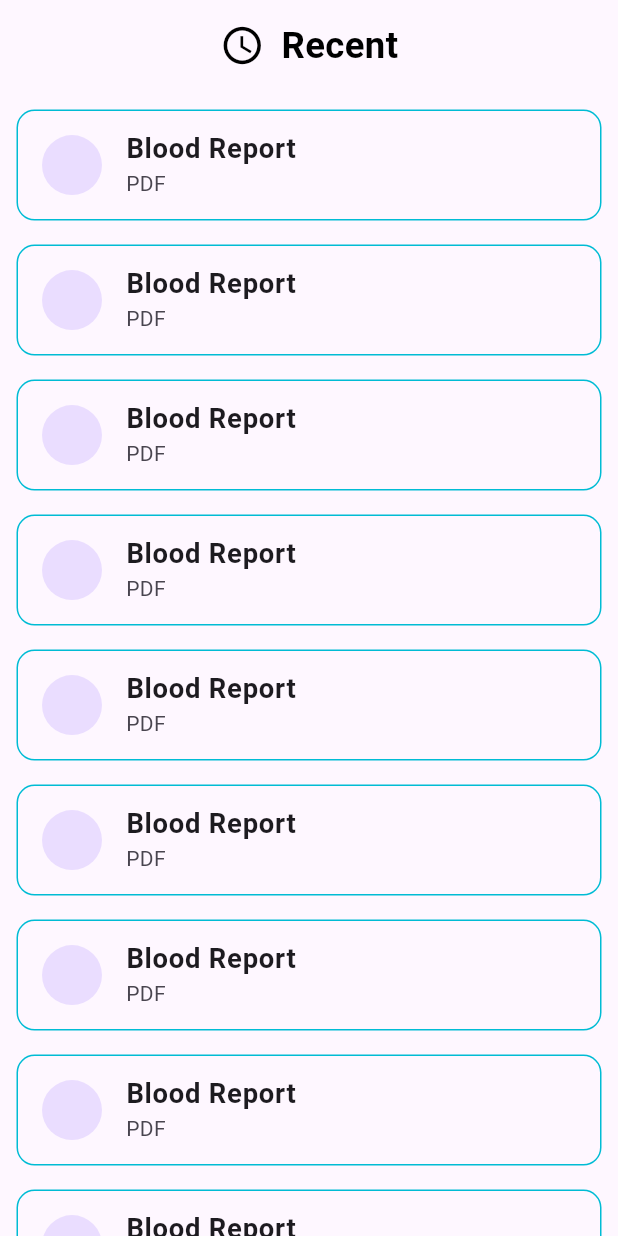
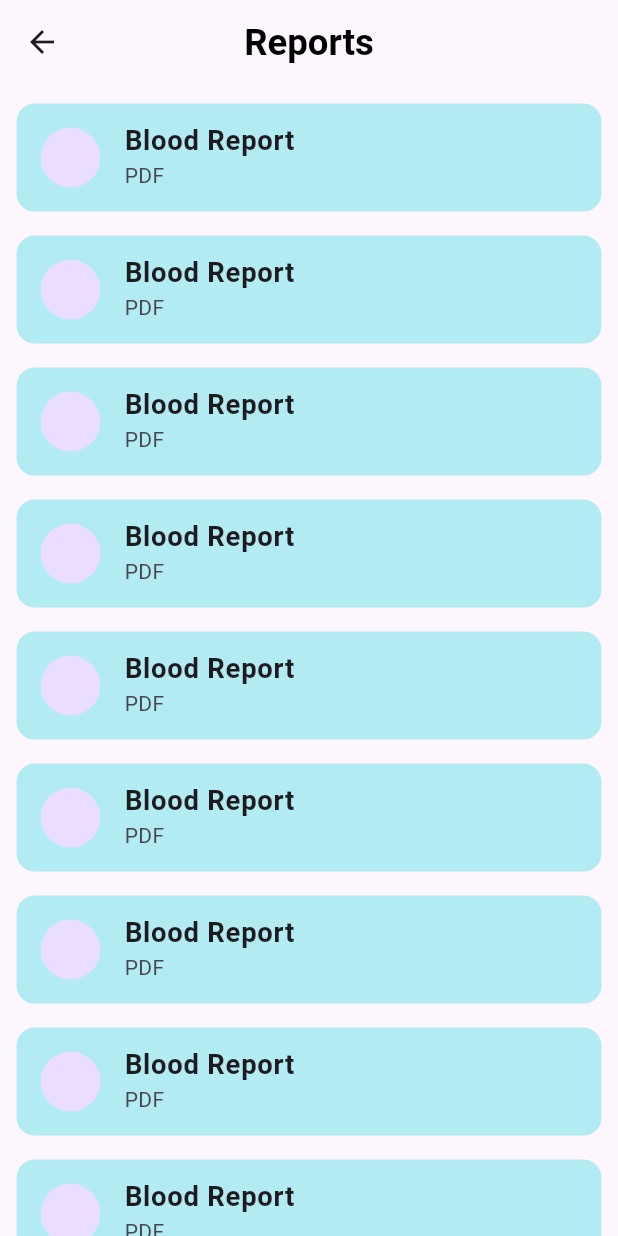
Before and after one commit to AbdulrahmanAshraf-dev/QuickLabApp-project, a Flutter app: the RecentScreen screen opened directly, on a phone screen of 412 x 824 dp. Run offline on Flutter 3.47's test engine with Material 3 defaults, Android fonts, the phone set to English and light mode, and no system bars; drawn by our look-alikes of flutter_slidable; our stand-ins replace bloc, carousel_slider, cloud_firestore, curved_navigation_bar, dartz, firebase_auth and 7 more; missing offline and left inert: flutter_facebook_auth; accounts and stored records are empty; network calls fail.

Commit message:
edit ui of recent and fixed some errors

```diff
--- a/lib/login/login_page.dart
+++ b/lib/login/login_page.dart
@@ -2,6 +2,7 @@ import 'package:flutter/material.dart';
 import 'package:flutter_bloc/flutter_bloc.dart';
 import 'package:flutter_screenutil/flutter_screenutil.dart';
 import 'package:quicklab/login/login_cubit/login_cubit.dart';
+import 'package:quicklab/user_profile/cubit/profile_cubit.dart';
 
 class LoginScreen extends StatelessWidget {
   const LoginScreen({super.key});
@@ -178,6 +179,7 @@ class LoginScreen extends StatelessWidget {
     return ElevatedButton(
         onPressed: () {
             context.read<LoginCubit>().login();
+            context.read<ProfileCubit>().fetchUserProfile();
         },
         style: ElevatedButton.styleFrom(
           backgroundColor: const Color(0xFF6C5DD3),
--- a/lib/main.dart
+++ b/lib/main.dart
@@ -42,7 +42,7 @@ class MyApp extends StatelessWidget {
               create: (context) => SubLoginCubit(),
             ),
             BlocProvider(
-              create: (context) => ProfileCubit()..fetchUserProfile(),
+              create: (context) => ProfileCubit(),
             ),
             BlocProvider(
               create: (context) => LoginCubit(),
@@ -60,7 +60,6 @@ class MyApp extends StatelessWidget {
               create: (context) => GetBookmarkCubit()..getBookmark(),
             ),
           ],
-          child: SafeArea(
           child: MaterialApp(
             debugShowCheckedModeBanner: false,
             initialRoute: '/splash',
@@ -72,7 +71,6 @@ class MyApp extends StatelessWidget {
               '/subLogin': (context) => const SubLoginScreen(),
             },
           ),
-          ),
         );
       },
     );
--- a/lib/recent_page/recent_screen.dart
+++ b/lib/recent_page/recent_screen.dart
@@ -8,10 +8,16 @@ class RecentScreen extends StatelessWidget {
   @override
   Widget build(BuildContext context) {
     return Scaffold(
+      appBar: AppBar(centerTitle: true,title: Text(
+        "Reports",
+        style: TextStyle(
+            fontSize: 24.sp,
+            fontWeight: FontWeight.bold,
+            color: Colors.black),
+      ),),
       body: Center(
         child: Column(
           children: [
-            titleRecent(),
             SizedBox(
               height: 5.h,
             ),
@@ -46,8 +52,8 @@ class RecentScreen extends StatelessWidget {
               padding: const EdgeInsets.symmetric(horizontal: 3),
               child: Container(
                 decoration: BoxDecoration(
-                    borderRadius: BorderRadius.circular(12),
-                    border: Border.all(color: Colors.cyan)),
+                  color: Colors.cyan[100],
+                    borderRadius: BorderRadius.circular(12),),
                 child: ListTile(
                   leading: const CircleAvatar(),
                   title: Text(
@@ -65,29 +71,5 @@ class RecentScreen extends StatelessWidget {
     );
   }
 
-  Widget titleRecent() {
-    return SizedBox(
-      height: 60,
-      child: Row(
-        mainAxisAlignment: MainAxisAlignment.center,
-        children: [
-          const Icon(
-            Icons.access_time,
-            color: Colors.black,
-            size: 30,
-          ),
-          SizedBox(
-            width: 10.w,
-          ),
-          Text(
-            "Recent",
-            style: TextStyle(
-                fontSize: 24.sp,
-                fontWeight: FontWeight.bold,
-                color: Colors.black),
-          ),
-        ],
-      ),
-    );
-  }
+
 }
--- a/lib/splashscreen/splash.dart
+++ b/lib/splashscreen/splash.dart
@@ -1,7 +1,10 @@
 import 'package:flutter/material.dart';
+import 'package:flutter_bloc/flutter_bloc.dart';
 import 'package:quicklab/helpers/hive_helper.dart';
 import 'package:quicklab/home/homescreen.dart';
 import 'package:quicklab/signup/signup_page.dart';
+
+import '../user_profile/cubit/profile_cubit.dart';
 
 
 class SplashScreen extends StatefulWidget {
@@ -15,6 +18,7 @@ class _SplashScreenState extends State<SplashScreen> {
   @override
   void initState()
   {
+    context.read<ProfileCubit>().fetchUserProfile();
     Future.delayed(const Duration(seconds: 4),(){
       Navigator.pushReplacement(
           context,
--- a/lib/user_profile/cubit/profile_state.dart
+++ b/lib/user_profile/cubit/profile_state.dart
@@ -14,11 +14,3 @@ final class ProfileFailure extends ProfileState {
 
   ProfileFailure(this.error);
 }
-final class EditProfileLoading extends ProfileState {}
-final class EditProfileSuccessful extends ProfileState {
-}
-final class EditProfileFailure extends ProfileState {
-  String error ;
-
-  EditProfileFailure(this.error);
-}
```
Also changed, not shown: lib/home/homescreen.dart (+7 -0 lines), lib/user_profile/cubit/profile_cubit.dart (+1 -34 lines), lib/user_profile/edit_profile_cubit/edit_profile_cubit.dart (added, +51 -0 lines), lib/user_profile/edit_profile_cubit/edit_profile_state.dart (added, +15 -0 lines), lib/user_profile/edit_profile_page.dart (+87 -14 lines), lib/user_profile/profile.dart (+6 -6 lines). Lines whose indentation alone changed are shown as unchanged.
